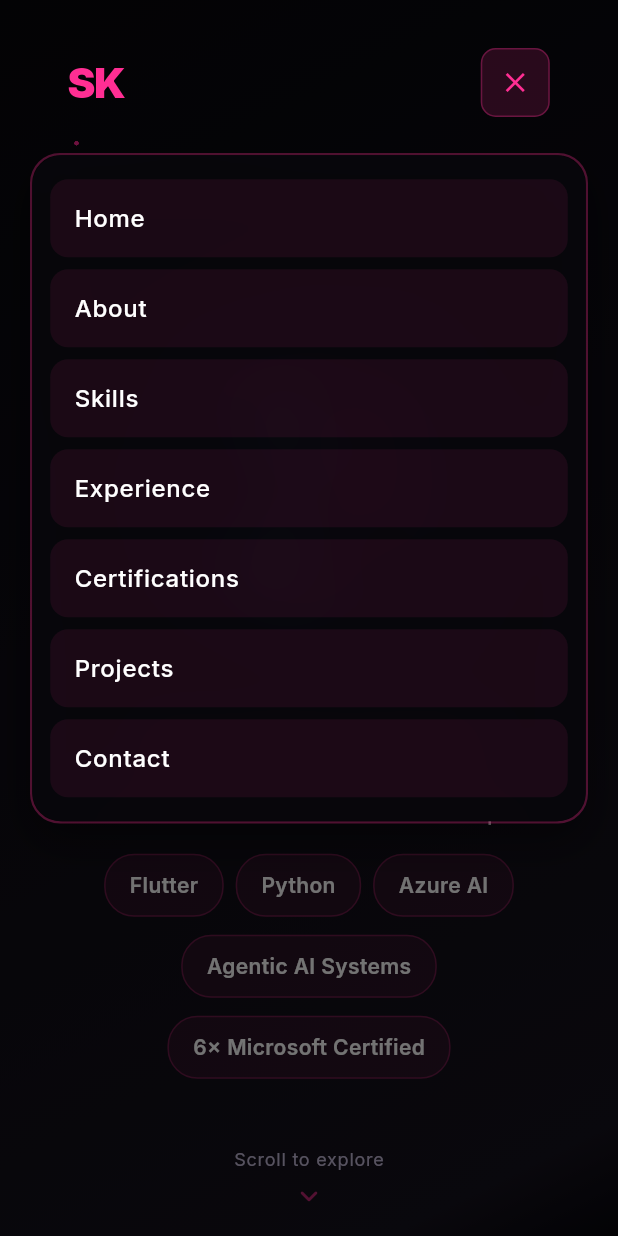
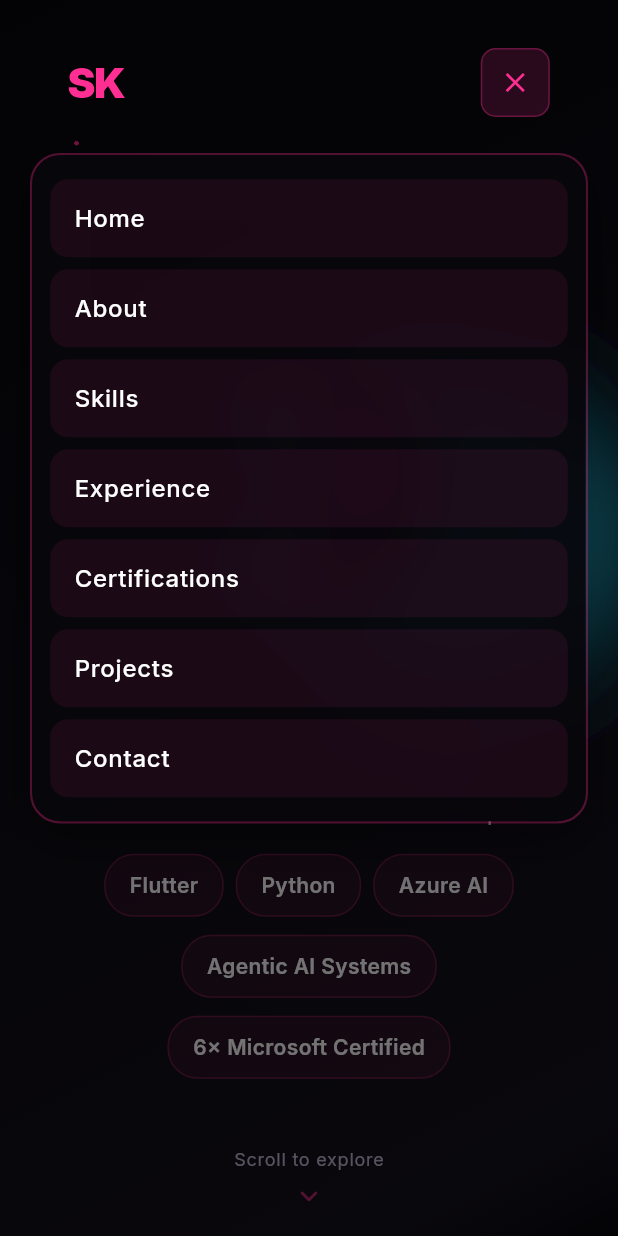
Before and after one commit to sultan18kh/flutter_portfolio_app, a Flutter app: the screen it shows after launch, after a tap on the "menu" icon, on a phone screen of 412 x 824 dp. Run offline on Flutter 3.47's test engine with Material 3 defaults, Android fonts, the phone set to English and light mode, and no system bars; drawn by our look-alikes of auto_size_text; our stand-ins replace equatable, flutter_bloc, flutter_svg, go_router, google_fonts.

Commit message:
feat: add directional smoke particle animation to background
- Add SmokeWisp model and SmokeBurstPainter to animated_background.dart
- Blue wisps spawn left, travel right; pink wisps spawn right, travel left
- Loop perpetually on a single repeating AnimationController with per-wisp speed/phase desync
- Fade in/out via sin curve that zeroes exactly at off-screen loop endpoints
- Apply MaskFilter.blur for a soft diffuse smoke look
- Stop animating when MediaQuery.disableAnimations is set

Resolves: #16

Co-Authored-By: Claude Sonnet 5 <noreply@anthropic.com>
Claude-Session: https://claude.ai/code/session_01SrAAPDoHXHZGeq9gCihKox

```diff
--- a/lib/widgets/animated_background.dart
+++ b/lib/widgets/animated_background.dart
@@ -20,7 +20,9 @@ class _AnimatedBackgroundState extends State<AnimatedBackground>
     with TickerProviderStateMixin {
   late AnimationController _particleController;
   late AnimationController _gradientController;
+  late AnimationController _smokeController;
   late List<Particle> _particles;
+  late List<SmokeWisp> _smokeWisps;
   double _smoothedScrollOffset = 0;
   bool _reduceMotion = false;
 
@@ -38,8 +40,18 @@ class _AnimatedBackgroundState extends State<AnimatedBackground>
       vsync: this,
     );
 
+    // Smoke never stops: each wisp perpetually crosses the screen from its
+    // home edge to the far edge, fading in as it enters and out as it
+    // exits, then re-enters from the same edge for another pass — blue
+    // always travels left-to-right, pink always right-to-left.
+    _smokeController = AnimationController(
+      duration: const Duration(seconds: 18),
+      vsync: this,
+    );
+
     // * Initialize particles with a placeholder size, will be updated in build
     _particles = [];
+    _smokeWisps = [];
   }
 
   // Lets the background drift a little slower than the page scrolls — a
@@ -61,9 +73,15 @@ class _AnimatedBackgroundState extends State<AnimatedBackground>
     if (_reduceMotion) {
       _particleController.stop();
       _gradientController.stop();
-    } else if (!_particleController.isAnimating) {
-      _particleController.repeat();
-      _gradientController.repeat();
+      _smokeController.stop();
+    } else {
+      if (!_particleController.isAnimating) {
+        _particleController.repeat();
+        _gradientController.repeat();
+      }
+      if (!_smokeController.isAnimating) {
+        _smokeController.repeat();
+      }
     }
   }
 
@@ -71,6 +89,7 @@ class _AnimatedBackgroundState extends State<AnimatedBackground>
   void dispose() {
     _particleController.dispose();
     _gradientController.dispose();
+    _smokeController.dispose();
     super.dispose();
   }
 
@@ -81,6 +100,9 @@ class _AnimatedBackgroundState extends State<AnimatedBackground>
     // Generate particles based on actual screen size if not already generated
     if (_particles.isEmpty) {
       _particles = List.generate(50, (index) => Particle.random(screenSize));
+    }
+    if (_smokeWisps.isEmpty) {
+      _smokeWisps = List.generate(16, (index) => SmokeWisp.random(screenSize));
     }
 
     return Stack(
@@ -124,6 +146,24 @@ class _AnimatedBackgroundState extends State<AnimatedBackground>
                   particles: _particles,
                   animation: _particleController.value,
                   scrollOffset: _smoothedScrollOffset,
+                ),
+              ),
+            );
+          },
+        ),
+
+        // Smoke: each wisp continuously crosses the screen from its home
+        // edge to the far one and loops — never settles, never stops.
+        AnimatedBuilder(
+          animation: _smokeController,
+          builder: (context, child) {
+            return SizedBox(
+              width: screenSize.width,
+              height: screenSize.height,
+              child: CustomPaint(
+                painter: SmokeBurstPainter(
+                  wisps: _smokeWisps,
+                  progress: _smokeController.value,
                 ),
               ),
             );
@@ -210,3 +250,94 @@ class ParticlePainter extends CustomPainter {
   @override
   bool shouldRepaint(ParticlePainter oldDelegate) => true;
 }
+
+/// A single soft smoke puff that perpetually crosses the screen from its
+/// home edge to the far one, fading in as it enters and out as it exits,
+/// then re-entering from the same edge for another pass — it never
+/// settles and never stops moving.
+class SmokeWisp {
+  final bool fromLeft;
+  final double startY;
+  final double verticalAmplitude;
+  final double verticalPhase;
+  final double size;
+  final double peakAlpha;
+  final double phase;
+  final double speed;
+
+  SmokeWisp({
+    required this.fromLeft,
+    required this.startY,
+    required this.verticalAmplitude,
+    required this.verticalPhase,
+    required this.size,
+    required this.peakAlpha,
+    required this.phase,
+    required this.speed,
+  });
+
+  // Blue (accent) always travels from the left edge to the right; pink
+  // (primary) always travels from the right edge to the left. The two
+  // colors never cross sides.
+  Color get color => fromLeft ? AppTheme.accentColor : AppTheme.primaryColor;
+
+  factory SmokeWisp.random(Size screenSize) {
+    final random = math.Random();
+    return SmokeWisp(
+      fromLeft: random.nextBool(),
+      startY: random.nextDouble() * screenSize.height,
+      verticalAmplitude: 30 + random.nextDouble() * 60,
+      verticalPhase: random.nextDouble() * 2 * math.pi,
+      size: 40 + random.nextDouble() * 50,
+      peakAlpha: 0.10 + random.nextDouble() * 0.14,
+      // Small stagger so the first pass still reads as a burst arriving
+      // from the edges, not one synchronized wall of smoke; every pass
+      // after loops naturally from the same formula.
+      phase: random.nextDouble() * 0.35,
+      speed: 0.7 + random.nextDouble() * 0.7,
+    );
+  }
+}
+
+/// Paints the smoke: each wisp's horizontal position is a full crossing of
+/// the screen driven by the looping [progress] clock — [SmokeWisp.speed]
+/// and [SmokeWisp.phase] desync the wisps from each other so crossings
+/// never lock-step, and each fades in/out via a sine envelope that hits
+/// zero exactly at both off-screen endpoints, so the loop reset is
+/// invisible.
+class SmokeBurstPainter extends CustomPainter {
+  final List<SmokeWisp> wisps;
+  final double progress;
+
+  SmokeBurstPainter({required this.wisps, required this.progress});
+
+  @override
+  void paint(Canvas canvas, Size size) {
+    for (final wisp in wisps) {
+      final cycleT = (progress * wisp.speed + wisp.phase) % 1.0;
+      final eased = Curves.easeInOut.transform(cycleT);
+
+      final margin = wisp.size;
+      final x = wisp.fromLeft
+          ? -margin + (size.width + margin * 2) * eased
+          : size.width + margin - (size.width + margin * 2) * eased;
+      final y = wisp.startY +
+          math.sin(cycleT * 2 * math.pi + wisp.verticalPhase) *
+              wisp.verticalAmplitude;
+
+      // Zero at cycleT 0 and 1 (off-screen), peak at the midpoint — the
+      // puff is always fully faded before the loop resets it.
+      final opacity = wisp.peakAlpha * math.sin(math.pi * cycleT);
+      if (opacity <= 0) continue;
+
+      final paint = Paint()
+        ..color = wisp.color.withValues(alpha: opacity)
+        ..maskFilter = MaskFilter.blur(BlurStyle.normal, wisp.size * 0.5);
+      canvas.drawCircle(Offset(x, y), wisp.size, paint);
+    }
+  }
+
+  @override
+  bool shouldRepaint(covariant SmokeBurstPainter oldDelegate) =>
+      oldDelegate.progress != progress;
+}
```
